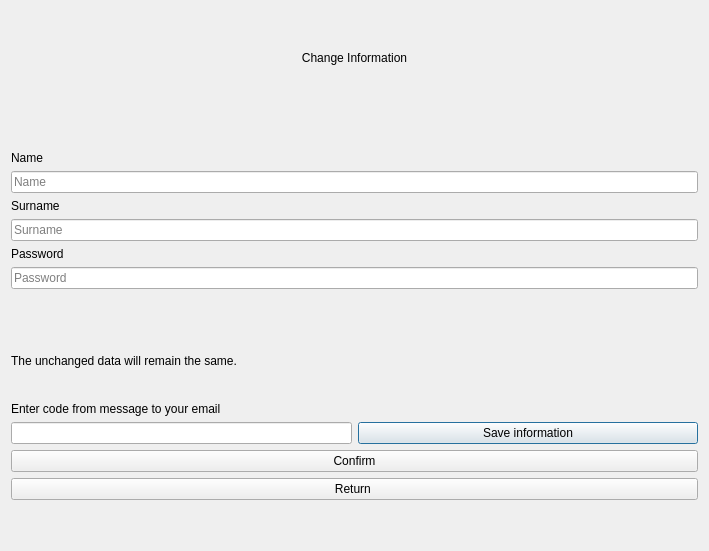
Qt form UsersWindows/HandleWindow/HandleUserInfo/handleinfoclass.ui (splitmindq/task-management) before a commit.
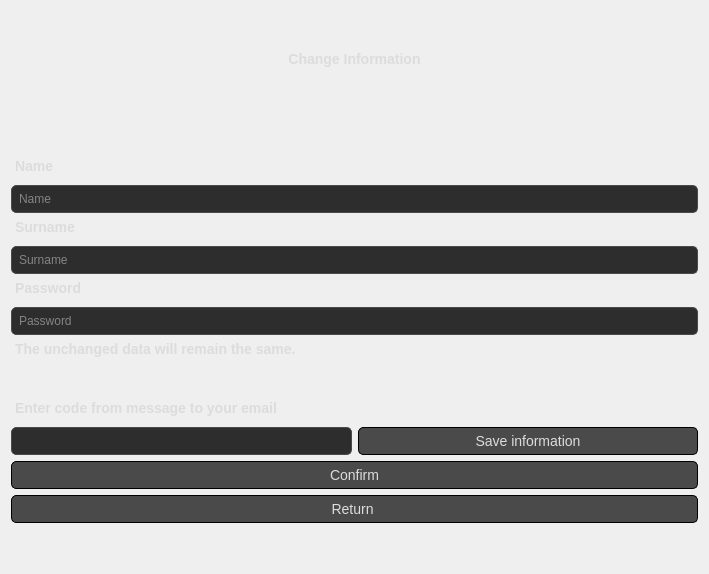
The same form after that commit.

Patch:
```diff
--- a/UsersWindows/HandleWindow/HandleUserInfo/handleinfoclass.ui
+++ b/UsersWindows/HandleWindow/HandleUserInfo/handleinfoclass.ui
@@ -13,6 +13,67 @@
   <property name="windowTitle">
    <string>HandleInfoClass</string>
   </property>
+  <property name="styleSheet">
+   <string notr="true">QWidget {
+   /* Темный фон */
+    color: #dcdcdc; /* Светлый текст */
+    font-family: &quot;Arial&quot;, sans-serif;
+}
+
+QLineEdit {
+    background-color: #2d2d2d; /* Темный фон для полей ввода */
+    border: 1px solid #4a4a4a; /* Тонкая граница */
+    border-radius: 5px; /* Закругленные углы */
+    padding: 5px;
+    color: #dcdcdc; /* Светлый цвет текста */
+}
+
+QLineEdit:focus {
+    border: 1px solid #6a5acd; /* При фокусе — светло-фиолетовая граница */
+    background-color: #353535; /* Слегка светлее фон при фокусе */
+}
+
+QPushButton {
+    background-color: #4a4a4a; /* Темно-серый фон кнопок */
+    border: 1px solid black; /* Граница с фиолетовым оттенком */
+    border-radius: 5px; /* Закругленные углы кнопок */
+    padding: 5px;
+    color: #dcdcdc; /* Светлый текст на кнопках */
+    font-size: 14px;
+}
+
+QPushButton:hover {
+    border-color: #8a7fb3; /* Светлая граница */
+}
+
+QPushButton:pressed {
+    background-color: #5a4f85; /* Темный фиолетовый при нажатии */
+}
+
+QLabel {
+    font-size: 14px;
+    font-weight: bold;
+    margin-bottom: 5px;
+}
+
+QFrame {
+    border: none;
+}
+
+QGroupBox {
+    border: 1px solid #3a3a3a;
+    border-radius: 5px;
+    padding: 10px;
+    background-color: #2d2d2d;
+}
+
+QGroupBox:title {
+    color: #dcdcdc;
+    padding: 5px;
+    font-size: 18px;
+}
+</string>
+  </property>
   <layout class="QVBoxLayout" name="verticalLayout">
    <item>
     <layout class="QVBoxLayout" name="verticalLayout_6">
```
